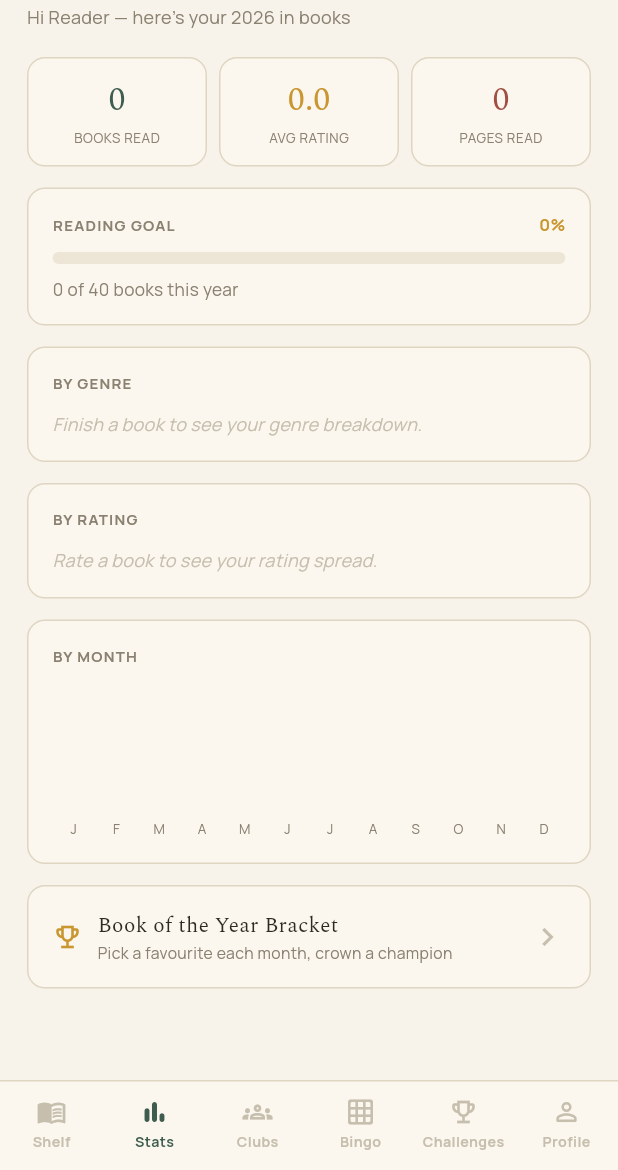
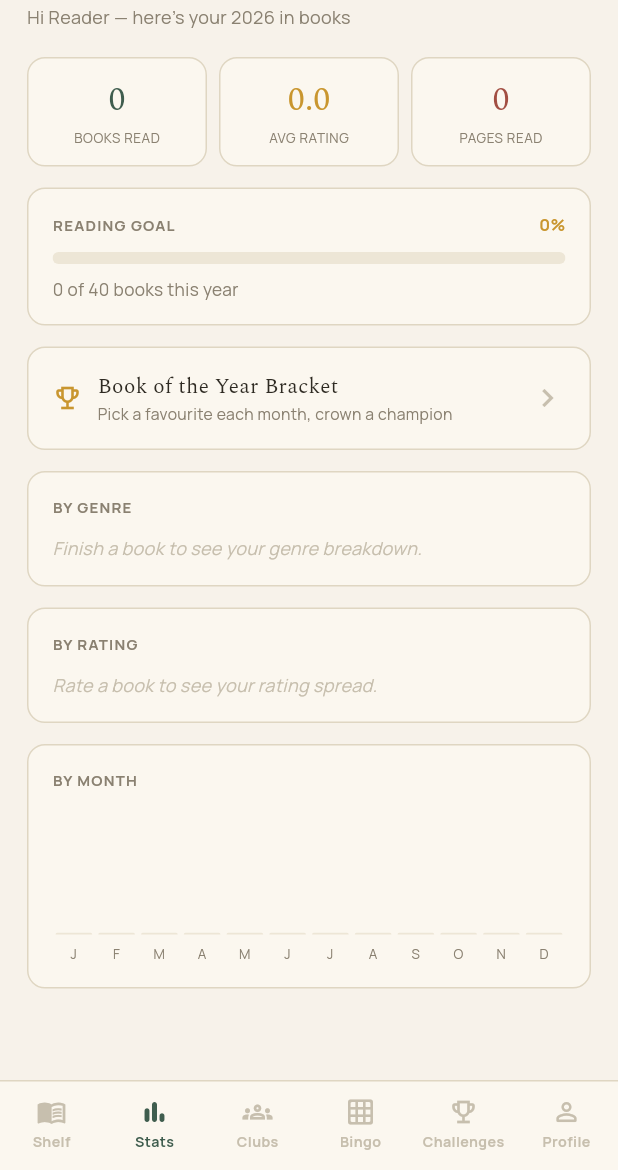
Before and after one commit to anthonyxar/bookmarked, a Flutter app: the screen it shows once a user with an empty profile is signed in, item 2 of the bottom bar chosen, on a phone screen of 412 x 824 dp, the part 66-1236 px from its top. Run offline on Flutter 3.47's test engine with Material 3 defaults, Android fonts, the phone set to English and light mode, and no system bars; our stand-ins replace cloud_firestore, cloud_functions, firebase_auth, firebase_core, firebase_crashlytics, firebase_messaging and 5 more; accounts and stored records are empty.

Commit message:
Fix invisible month bars on the stats page; move bracket under the goal
Each month bar was a childless box sized only by a height factor, so it
collapsed to zero width and only the count label showed. Give the
FractionallySizedBox a widthFactor, expose MonthChart for a regression test,
and move the Book of the Year Bracket card directly under the reading goal.

Co-Authored-By: Claude Sonnet 5 <noreply@anthropic.com>

```diff
--- a/app/lib/screens/home/dashboard_screen.dart
+++ b/app/lib/screens/home/dashboard_screen.dart
@@ -64,6 +64,30 @@ class DashboardScreen extends ConsumerWidget {
                   _ReadingGoalCard(totalRead: dash.totalRead, goal: user.readingGoal, year: dash.year),
                 ],
                 const SizedBox(height: 14),
+                GestureDetector(
+                  onTap: () => Navigator.of(context).push(MaterialPageRoute(builder: (_) => const BracketScreen())),
+                  child: Container(
+                    padding: const EdgeInsets.all(16),
+                    decoration: BoxDecoration(color: AppColors.paperSoft, border: Border.all(color: AppColors.line), borderRadius: BorderRadius.circular(12)),
+                    child: Row(
+                      children: [
+                        const Icon(Icons.emoji_events_outlined, size: 20, color: AppColors.gold),
+                        const SizedBox(width: 10),
+                        Expanded(
+                          child: Column(
+                            crossAxisAlignment: CrossAxisAlignment.start,
+                            children: [
+                              Text('Book of the Year Bracket', style: AppTheme.serif.copyWith(fontSize: 14)),
+                              const Text('Pick a favourite each month, crown a champion', style: TextStyle(fontSize: 10.5, color: AppColors.inkSoft)),
+                            ],
+                          ),
+                        ),
+                        const Icon(Icons.chevron_right, color: AppColors.lineStrong),
+                      ],
+                    ),
+                  ),
+                ),
+                const SizedBox(height: 14),
                 _Card(
                   title: 'By Genre',
                   child: dash.byGenre.isEmpty
@@ -87,31 +111,7 @@ class DashboardScreen extends ConsumerWidget {
                         ]),
                 ),
                 const SizedBox(height: 14),
-                _Card(title: 'By Month', child: _MonthChart(dash: dash)),
-                const SizedBox(height: 14),
-                GestureDetector(
-                  onTap: () => Navigator.of(context).push(MaterialPageRoute(builder: (_) => const BracketScreen())),
-                  child: Container(
-                    padding: const EdgeInsets.all(16),
-                    decoration: BoxDecoration(color: AppColors.paperSoft, border: Border.all(color: AppColors.line), borderRadius: BorderRadius.circular(12)),
-                    child: Row(
-                      children: [
-                        const Icon(Icons.emoji_events_outlined, size: 20, color: AppColors.gold),
-                        const SizedBox(width: 10),
-                        Expanded(
-                          child: Column(
-                            crossAxisAlignment: CrossAxisAlignment.start,
-                            children: [
-                              Text('Book of the Year Bracket', style: AppTheme.serif.copyWith(fontSize: 14)),
-                              const Text('Pick a favourite each month, crown a champion', style: TextStyle(fontSize: 10.5, color: AppColors.inkSoft)),
-                            ],
-                          ),
-                        ),
-                        const Icon(Icons.chevron_right, color: AppColors.lineStrong),
-                      ],
-                    ),
-                  ),
-                ),
+                _Card(title: 'By Month', child: MonthChart(dash: dash)),
               ],
             ),
           ),
@@ -286,9 +286,11 @@ class _BarRow extends StatelessWidget {
   }
 }
 
-class _MonthChart extends StatelessWidget {
+/// Books finished per month, as a 12-bar chart. Public only so it can be
+/// widget-tested.
+class MonthChart extends StatelessWidget {
   final Dashboard dash;
-  const _MonthChart({required this.dash});
+  const MonthChart({super.key, required this.dash});
 
   @override
   Widget build(BuildContext context) {
@@ -314,7 +316,10 @@ class _MonthChart extends StatelessWidget {
                           ),
                         SizedBox(
                           height: 56,
+                          // widthFactor matters: the bar is a childless box, which
+                          // otherwise collapses to zero width in a loose Column.
                           child: FractionallySizedBox(
+                            widthFactor: 1.0,
                             heightFactor: m.count == 0 ? 0.02 : (m.count / maxCount).clamp(0.08, 1.0),
                             alignment: Alignment.bottomCenter,
                             child: DecoratedBox(
```
Also changed, not shown: 1 other file.
